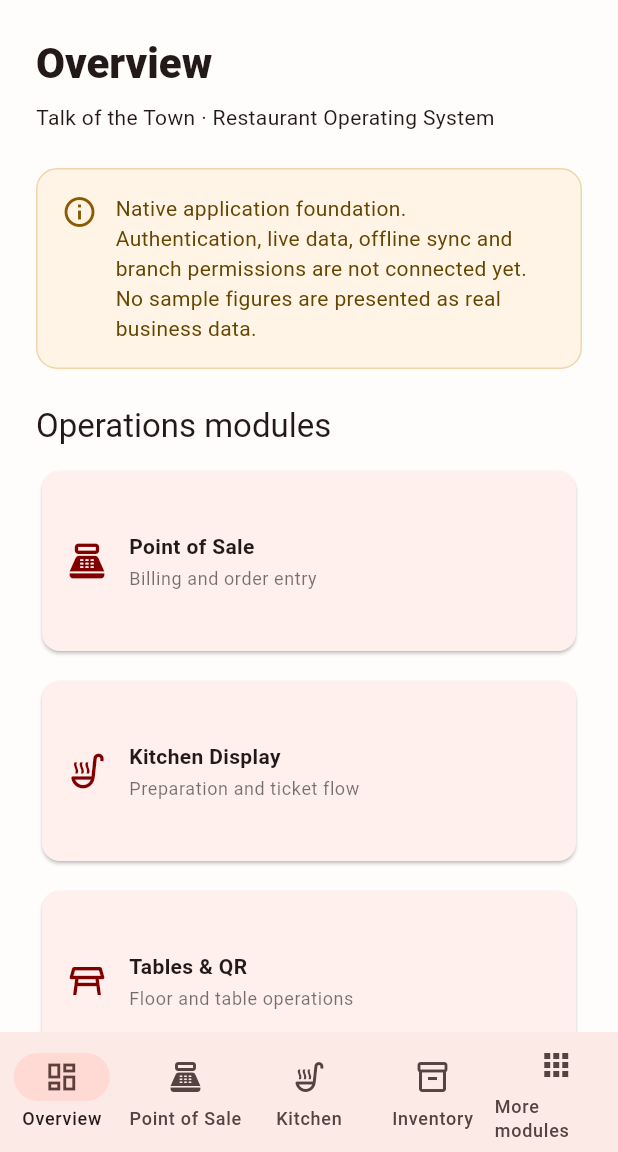
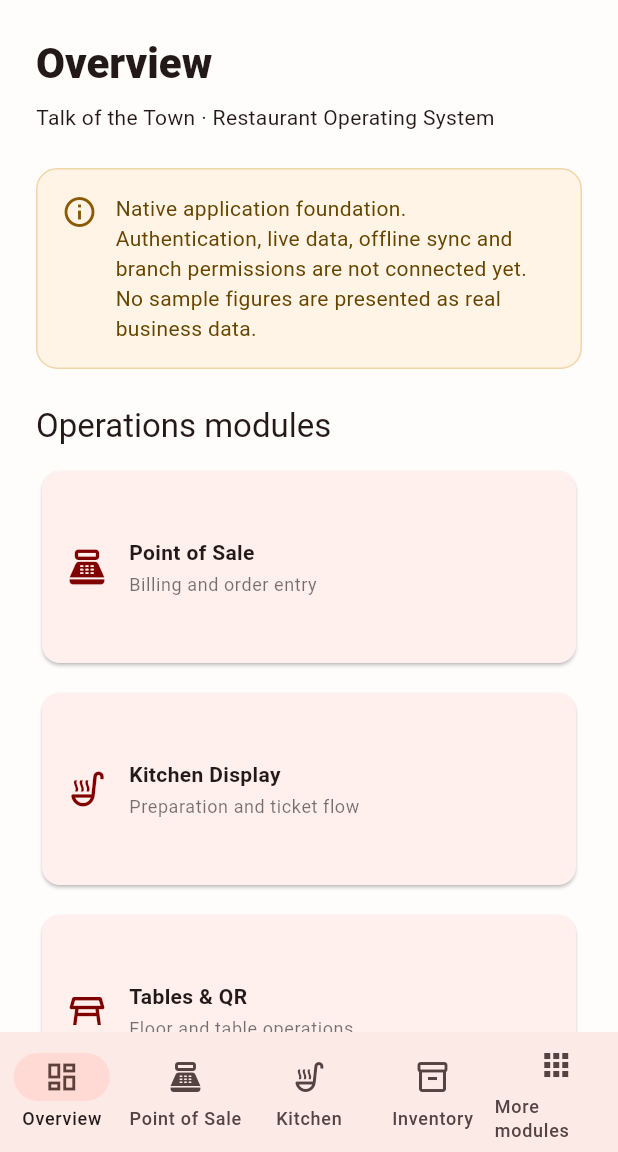
Before and after one commit to russikhuraijamsoft/thegemini, a Flutter app: the screen it shows after launch, on a phone screen of 412 x 824 dp, the part 84-1236 px from its top. Run offline on Flutter 3.47's test engine with Material 3 defaults, Android fonts, the phone set to English and light mode, and no system bars.

Commit message:
fix(shell): prevent desktop module card overflow

```diff
--- a/apps/talkos_flutter/lib/features/shell/presentation/talkos_shell.dart
+++ b/apps/talkos_flutter/lib/features/shell/presentation/talkos_shell.dart
@@ -208,7 +208,7 @@ class _ModuleGrid extends StatelessWidget {
             crossAxisCount: columns,
             crossAxisSpacing: 12,
             mainAxisSpacing: 12,
-            mainAxisExtent: 128,
+            mainAxisExtent: 136,
           ),
           itemBuilder: (context, index) {
             final module = modules[index];
```
